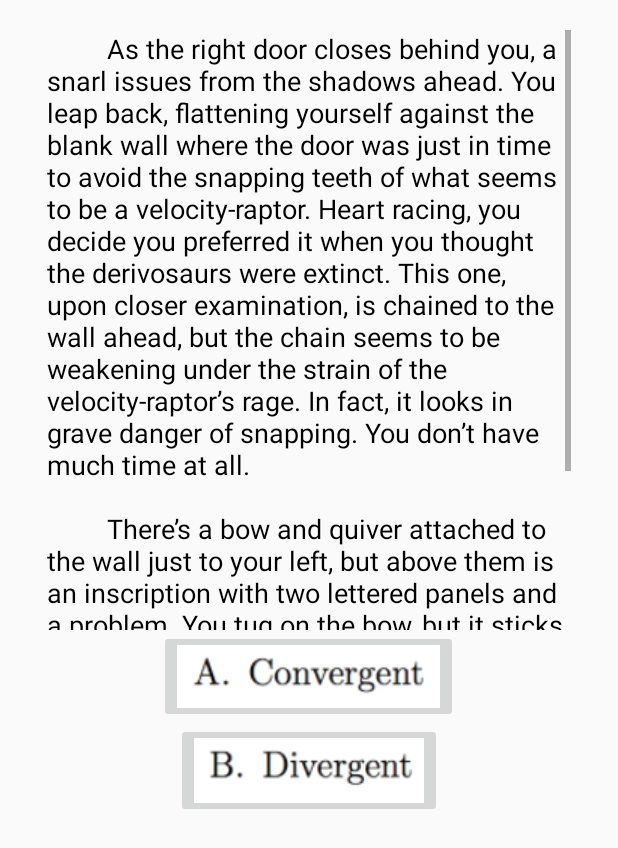
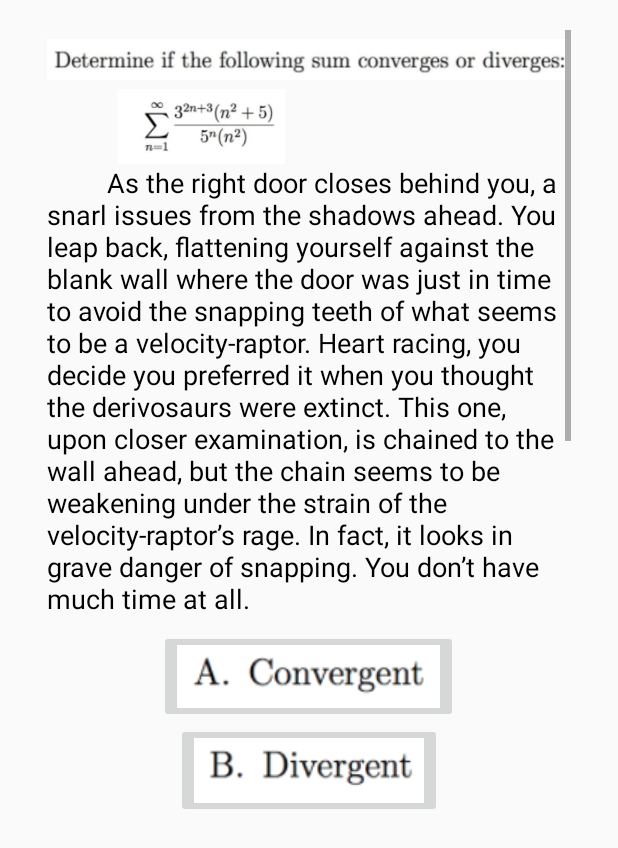
Before and after one commit to iltheeel/ClassAppy, an Android app: the page28 screen opened directly, with no data from a screen before it, on a phone screen of 412 x 824 dp. Shown: the top 848 px of the screen. Run offline under Robolectric (Android 15) with nearby library versions, the phone set to English and light mode, and no system bars.

Commit message:
backup
for some reason I didn’t sync the final copy o wells

```diff
--- a/MathFinal/app/src/main/AndroidManifest.xml
+++ b/MathFinal/app/src/main/AndroidManifest.xml
@@ -4,9 +4,9 @@
 
     <application
         android:allowBackup="true"
-        android:icon="@drawable/dragonpc"
+        android:icon="@drawable/dracon"
         android:label="@string/app_name"
-        android:roundIcon="@drawable/dragonpc"
+        android:roundIcon="@drawable/dracon"
         android:supportsRtl="true"
         android:theme="@style/Theme.AppCompat.Light.NoActionBar">
         <activity android:name=".OpenPage">
--- a/MathFinal/app/src/main/java/com/example/liaiwei/mathfinal/OpenPage.java
+++ b/MathFinal/app/src/main/java/com/example/liaiwei/mathfinal/OpenPage.java
@@ -13,6 +13,7 @@ public class OpenPage extends AppCompatActivity {
     protected void onCreate(Bundle savedInstanceState) {
         super.onCreate(savedInstanceState);
         setContentView(R.layout.activity_open_page);
+
 
 
         buttonmcbuttony = (Button) findViewById(R.id.enter);
--- a/MathFinal/app/src/main/res/layout/activity_page20.xml
+++ b/MathFinal/app/src/main/res/layout/activity_page20.xml
@@ -82,7 +82,7 @@
             android:layout_gravity="center"
             android:layout_weight="1"
             android:src="@drawable/p20a1"
-            android:onClick="launch48" />
+            android:onClick="launch49" />
 
         <ImageButton
             android:id="@+id/aa"
@@ -91,7 +91,7 @@
             android:layout_weight="1"
             android:layout_gravity="center"
             android:src="@drawable/p20a2"
-            android:onClick="launch49" />
+            android:onClick="launch48" />
 
         <ImageButton
             android:id="@+id/bb"
--- a/MathFinal/app/src/main/res/layout/activity_page28.xml
+++ b/MathFinal/app/src/main/res/layout/activity_page28.xml
@@ -41,22 +41,30 @@
                 android:layout_height="wrap_content"
                 android:orientation="vertical">
 
+                <ImageView
+                    android:id="@+id/imageView3"
+                    android:layout_width="match_parent"
+                    android:layout_height="wrap_content"
+                    android:layout_gravity="center"
+                    app:srcCompat="@drawable/p28p" />
+
+                <ImageView
+                    android:id="@+id/imageView33"
+                    android:layout_width="wrap_content"
+                    android:layout_height="50dp"
+                    app:srcCompat="@drawable/p28pp" />
+
                 <TextView
                     android:id="@+id/textView2"
                     android:layout_width="match_parent"
                     android:layout_height="wrap_content"
                     android:layout_weight="1"
                     android:text="@string/story28"
+                    android:textColor="@android:color/black"
                     android:textSize="18sp"
-                    android:textColor="@android:color/black"
                     tools:layout_editor_absoluteX="71dp"
                     tools:layout_editor_absoluteY="35dp" />
 
-                <ImageView
-                    android:id="@+id/imageView3"
-                    android:layout_width="wrap_content"
-                    android:layout_height="50dp"
-                    app:srcCompat="@drawable/p28problem" />
 
             </LinearLayout>
         </ScrollView>
--- a/MathFinal/app/src/main/res/layout/activity_page87.xml
+++ b/MathFinal/app/src/main/res/layout/activity_page87.xml
@@ -89,7 +89,7 @@
             android:layout_height="wrap_content"
             android:layout_gravity="center"
             android:layout_weight="1"
-            android:onClick="launch96"
+            android:onClick="launch94"
             android:adjustViewBounds="true"
             android:cropToPadding="false"
             android:scaleType="fitXY"
@@ -105,7 +105,7 @@
             android:adjustViewBounds="true"
             android:cropToPadding="false"
             android:scaleType="fitXY"
-            android:onClick="launch94" />
+            android:onClick="launch96" />
 
     </LinearLayout>
 
```
Also changed, not shown: MathFinal/app/src/main/res/layout/activity_page60.xml (+5 -6 lines), MathFinal/app/src/main/res/values/strings.xml (+6 -6 lines), MathFinal/app/src/main/res/drawable/dracon.png (added), MathFinal/app/src/main/res/drawable/p28p.png (added), MathFinal/app/src/main/res/drawable/p28pp.png (added), MathFinal/app/src/main/res/layout/p87a3.png (deleted), 1 other file.
